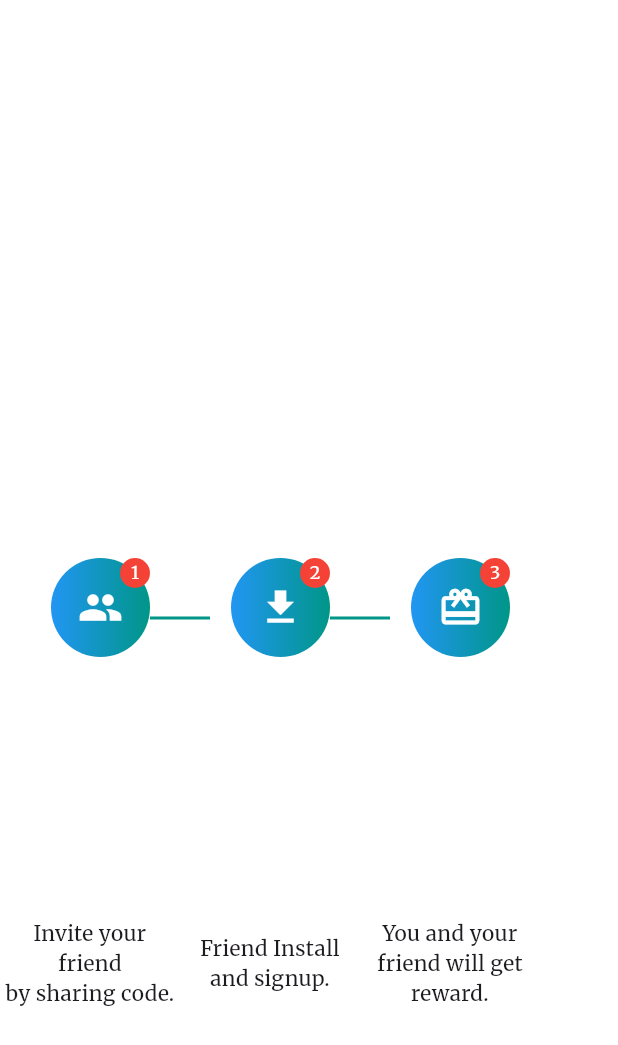
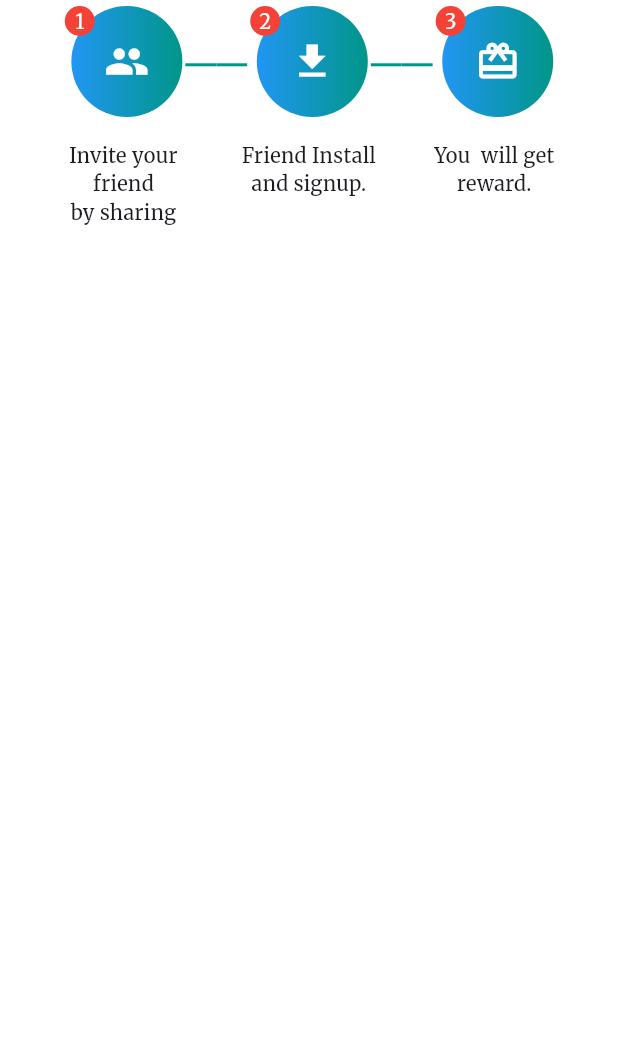
Before and after one commit to flipcodesolutions/career-culture, a Flutter app: the ReferralTimeline widget shown alone on an empty page, opened directly, on a phone screen of 412 x 824 dp. Shown: the top 1045 px of the screen. Run offline on Flutter 3.47's test engine with Material 3 defaults, Android fonts, the phone set to English and light mode, and no system bars; drawn by our look-alikes of timeline_tile, toastification; our stand-ins replace app_links, audio_video_progress_bar, cached_network_image, carousel_slider, dropdown_search, file_picker and 24 more; missing offline and left inert: flutter_facebook_auth, flutter_sound; accounts and stored records are empty; network calls fail; statements that could not run were skipped.

Commit message:
refer screen ui redesign done

```diff
--- a/lib/screens/refer_screen/refer_screen.dart
+++ b/lib/screens/refer_screen/refer_screen.dart
@@ -33,7 +33,6 @@ class ReferralPage extends StatelessWidget {
         ),
       ),
       body: Column(
-        // crossAxisAlignment: CrossAxisAlignment.stretch,
         children: [
           CustomContainer(
             width: 100.w,
@@ -44,12 +43,13 @@ class ReferralPage extends StatelessWidget {
             ),
           ),
           ReferralHeader(),
-          SizedBox(height: 24),
+          SizeHelper.height(),
+          ReferralTimeline(),
+          SizeHelper.height(),
+          CustomText(text: "Your Referral Code"),
+          SizeHelper.height(height: 1.h),
           ReferralCodeCard(referCode: referCode),
-          SizedBox(height: 24),
-          // BenefitsList(points: points),
-          ReferralTimeline(),
-          Spacer(),
+          SizedBox(height: 2.h),
         ],
       ),
       bottomNavigationBar: ShareButton(referCode: referCode),
@@ -125,20 +125,6 @@ class ReferralCodeCard extends StatelessWidget {
   }
 }
 
-class BenefitsList extends StatelessWidget {
-  const BenefitsList({super.key, required this.points});
-  final String points;
-  @override
-  Widget build(BuildContext context) {
-    return BenefitTile(
-      item: BenefitItem(
-        icon: Icons.star,
-        text: AppStrings.willGetThisMuchCoins(points: points),
-      ),
-    );
-  }
-}
-
 class BenefitItem {
   final IconData icon;
   final String text;
@@ -158,12 +144,7 @@ class BenefitTile extends StatelessWidget {
       child: Row(
         mainAxisSize: MainAxisSize.min,
         children: [
-          TimelineTile(
-            alignment: TimelineAlign.manual,
-            axis: TimelineAxis.horizontal,
-            isFirst: true,
-            startChild: CustomContainer(),
-          ),
+          ReferralTimeline(),
           TimelineTile(axis: TimelineAxis.horizontal),
           TimelineTile(axis: TimelineAxis.horizontal, isLast: true),
           // CustomContainer(
@@ -226,59 +207,67 @@ class ReferralTimeline extends StatelessWidget {
 
   @override
   Widget build(BuildContext context) {
-    return Row(
+    return CustomContainer(
+      alignment: Alignment.center,
+      margin: EdgeInsets.symmetric(horizontal: 4.5.w),
+      height: 20.h,
+      child: Row(
+        mainAxisAlignment: MainAxisAlignment.spaceEvenly,
+        // crossAxisAlignment: CrossAxisAlignment.start,
         children: List.generate(_steps.length, (index) {
           final step = _steps[index];
           return TimelineTile(
             axis: TimelineAxis.horizontal,
-          alignment: TimelineAlign.center,
+            alignment: TimelineAlign.start,
             isFirst: index == 0,
             isLast: index == _steps.length - 1,
             beforeLineStyle: LineStyle(color: Colors.teal, thickness: 2),
             afterLineStyle: LineStyle(color: Colors.teal, thickness: 2),
             indicatorStyle: IndicatorStyle(
-            width: 80,
-            height: 80,
-            indicator: Stack(
+              width: 20.w,
+              height: 10.h,
+              indicator: CustomContainer(
+                child: Stack(
                   alignment: Alignment.topRight,
                   children: [
-                Container(
-                  decoration: BoxDecoration(
-                    shape: BoxShape.circle,
+                    CustomContainer(
                       gradient: LinearGradient(
                         colors: [Colors.blue, Colors.teal],
                       ),
-                  ),
-                  padding: const EdgeInsets.all(18),
+                      shape: BoxShape.circle,
+                      padding: const EdgeInsets.all(AppSize.size20),
                       child: step.icon,
                     ),
                     Positioned(
                       top: 0,
-                  right: 0,
+                      left: 0,
                       child: CircleAvatar(
-                    radius: 10,
+                        radius: AppSize.size10,
                         backgroundColor: Colors.red,
-                    child: Text(
-                      '${index + 1}',
-                      style: const TextStyle(fontSize: 12, color: Colors.white),
+                        child: CustomText(
+                          text: '${index + 1}',
+                          style: TextStyleHelper.smallText.copyWith(
+                            color: AppColors.white,
+                          ),
                         ),
                       ),
                     ),
                   ],
                 ),
               ),
-          endChild: Container(
-            width: 120,
-            padding: const EdgeInsets.only(top: 8),
-            alignment: Alignment.center,
-            child: Text(
-              step.label,
+            ),
+            endChild: CustomContainer(
+              width: 29.99.w,
+              padding: EdgeInsets.symmetric(vertical: 1.h, horizontal: 2.w),
+              child: CustomText(
+                text: step.label,
                 textAlign: TextAlign.center,
-              style: const TextStyle(fontSize: 14),
+                useOverflow: false,
               ),
             ),
           );
         }),
+      ),
     );
   }
 }
@@ -293,7 +282,7 @@ final _steps = [
     icon: Icon(Icons.download, color: Colors.white, size: 30),
   ),
   _StepData(
-    label: 'You and your\nfriend will get\nreward.',
+    label: 'You  will get\nreward.',
     icon: Icon(Icons.card_giftcard, color: Colors.white, size: 30),
   ),
 ];
```
Lines whose indentation alone changed are shown as unchanged.
